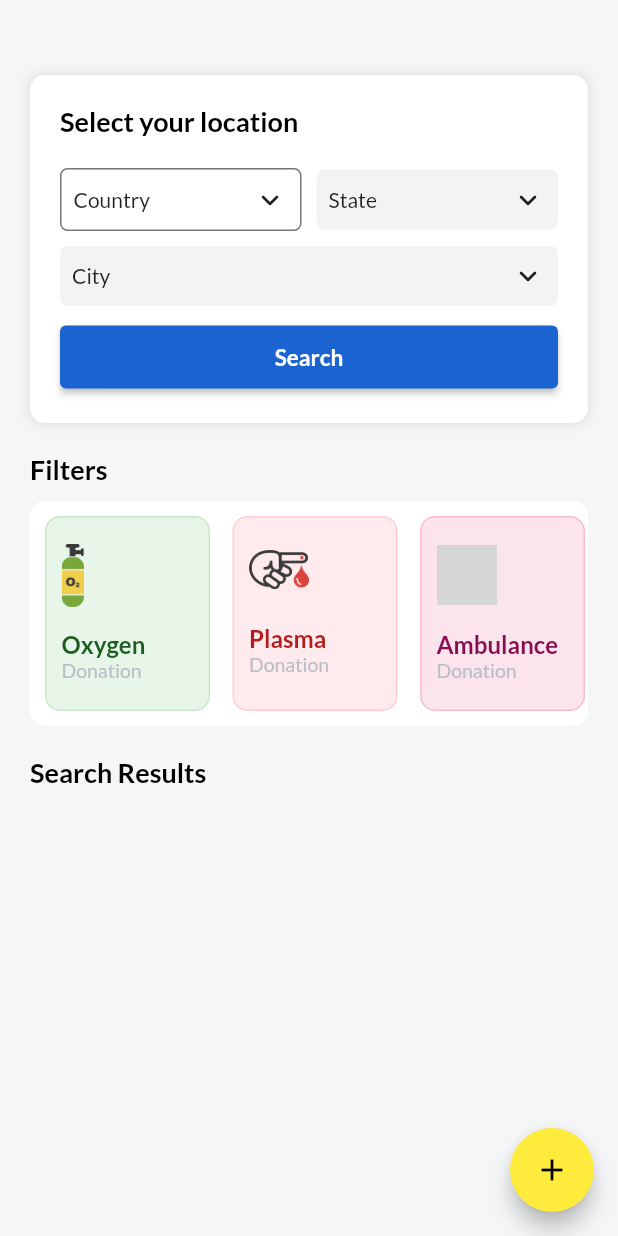
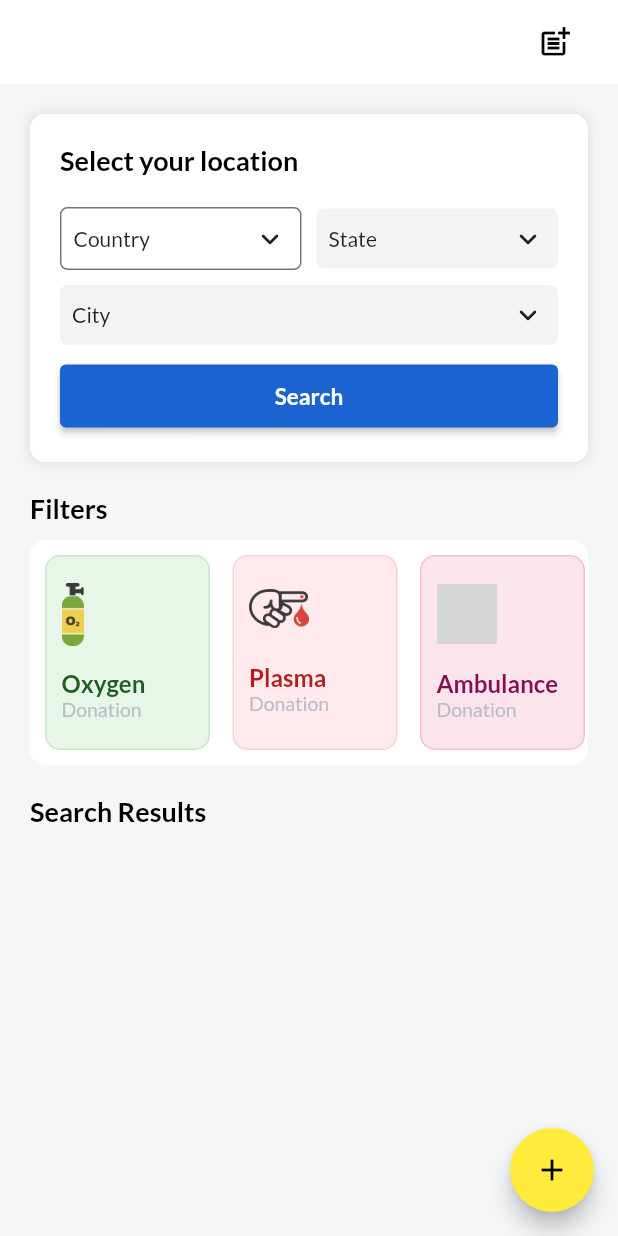
Before and after one commit to Ujjwal-here/Covid-help, a Flutter app: the screen it shows once a user with an empty profile is signed in, on a phone screen of 412 x 824 dp. Run offline on Flutter 3.47's test engine with Material 2 defaults, Android fonts, the phone set to English and light mode, and no system bars; drawn by our look-alikes of csc_picker; our stand-ins replace cloud_firestore, equatable, firebase_auth, firebase_core, get, google_fonts and 1 more; missing offline and left inert: enum_to_string; accounts and stored records are empty; grey boxes are pictures that could not be loaded.

Commit message:
post page added

```diff
--- a/lib/screens/homescreen.dart
+++ b/lib/screens/homescreen.dart
@@ -5,6 +5,7 @@ import 'package:covid_help/controllers/service_controller.dart';
 import 'package:covid_help/models/service_model.dart';
 import 'package:covid_help/screens/details.dart';
 import 'package:covid_help/screens/form.dart';
+import 'package:covid_help/screens/posts.dart';
 import 'package:csc_picker/csc_picker.dart';
 import 'package:flutter/material.dart';
 import 'package:flutter/rendering.dart';
@@ -15,9 +16,33 @@ class HomeScreen extends StatelessWidget {
   final ServiceController serviceController = Get.put(ServiceController());
   final AuthController authController = Get.find<AuthController>();
   final FormController formController = Get.put(FormController());
+
   @override
   Widget build(BuildContext context) {
     return Scaffold(
+      appBar: AppBar(
+        elevation: 0,
+        backgroundColor: Colors.white,
+        actions: [
+          Container(
+            margin: const EdgeInsets.only(right: 30),
+            child: GestureDetector(
+              onTap: () {
+                Navigator.push(
+                  context,
+                  MaterialPageRoute(
+                    builder: (context) => Posts(),
+                  ),
+                );
+              },
+              child: Icon(
+                Icons.post_add,
+                color: Colors.black,
+              ),
+            ),
+          ),
+        ],
+      ),
       backgroundColor: Color.fromRGBO(244, 246, 248, 1),
       body: CustomScrollView(
         slivers: [
@@ -26,13 +51,11 @@ class HomeScreen extends StatelessWidget {
               decoration: BoxDecoration(
                 color: Color.fromRGBO(244, 246, 248, 1),
               ),
-              margin: const EdgeInsets.only(top: 20),
               padding: const EdgeInsets.all(20),
               child: Column(
                 crossAxisAlignment: CrossAxisAlignment.start,
                 children: [
                   Container(
-                    margin: const EdgeInsets.only(top: 10),
                     padding: const EdgeInsets.all(20),
                     decoration: BoxDecoration(
                         color: Colors.white,
```
